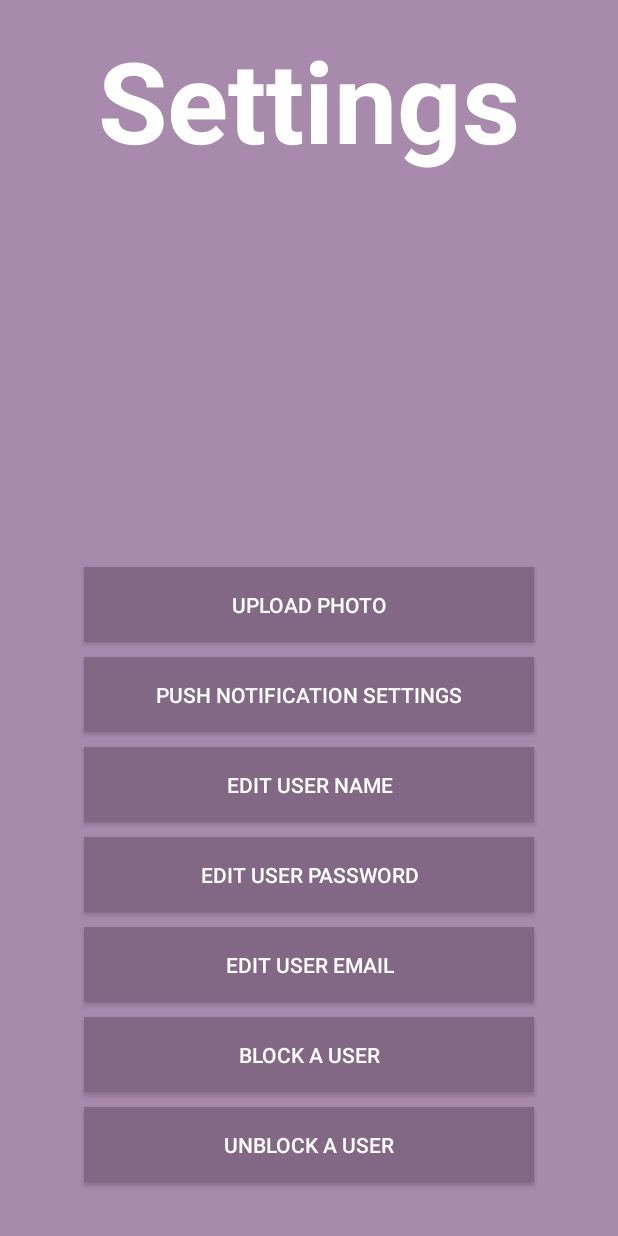
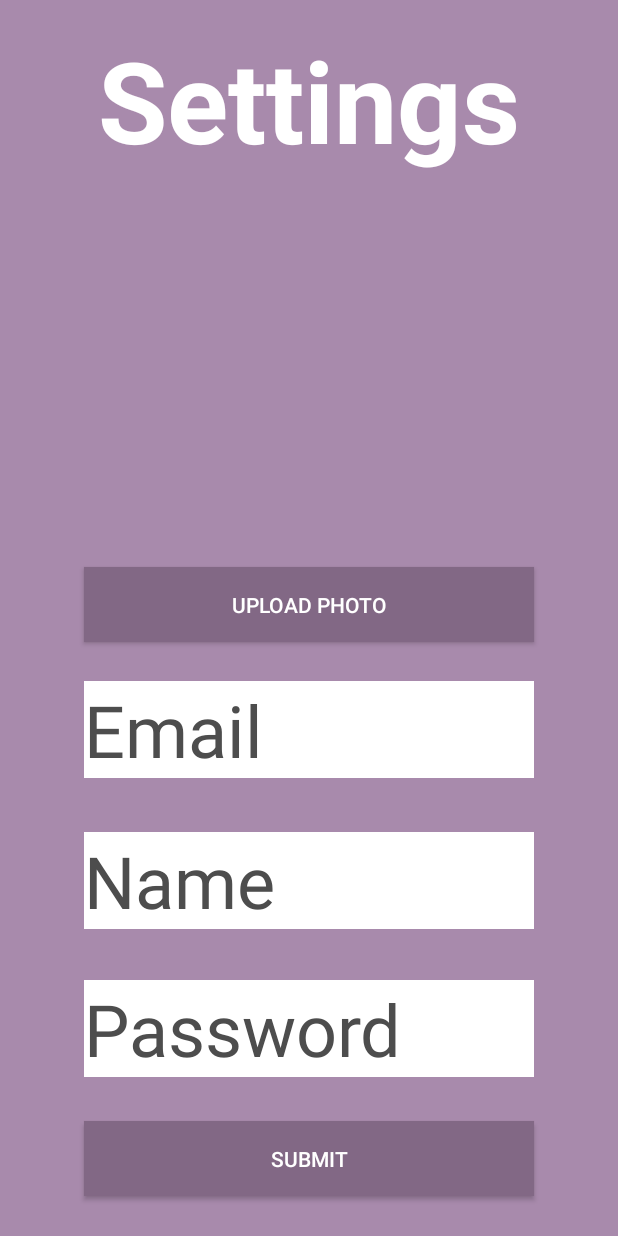
Before and after one commit to TurnipForWhat/Turnip-Android, an Android app: the SettingsMainActivity screen opened directly, with no data from a screen before it, on a phone screen of 412 x 824 dp. Run offline under Robolectric (Android 15) with nearby library versions, the light colour scheme and no system bars; 2 statements that could not run were skipped.

Commit message:
Allow users to change name, email, password

```diff
--- a/app/src/main/java/turnip/turnip/API.java
+++ b/app/src/main/java/turnip/turnip/API.java
@@ -188,6 +188,40 @@ public class API {
         return null;
     }
 
+    public static User getMe() {
+        try {
+            JsonObject result = getJson(API_URL + "/profile");
+            if (result == null) return null;
+            User me = new User(result.get("name").getAsString(), result.get("id").getAsInt(), result.get("profile_picture_id").getAsString(), false);
+            me.email = result.get("email").getAsString();
+
+            return me;
+        } catch (JsonIOException e) {
+            Log.e(TAG, e.toString());
+        }
+        return null;
+    }
+
+    public static boolean sendFriendRequest(int id) {
+        if (authkey.equals("")) return false;
+
+        JsonObject json = new JsonObject();
+
+        try {
+            JsonObject result = postJson(API_URL + "/friend/request/" + id, json);
+            if (result == null) return false;
+
+            if (!result.get("success").getAsBoolean())
+                return false;
+
+            return true;
+        } catch (JsonIOException e) {
+            Log.e(TAG, e.toString());
+        }
+        return false;
+    }
+
+
     public static UserFeed feed() {
         try {
             JsonObject result = getJson(API_URL + "/feed");
@@ -215,25 +249,6 @@ public class API {
             Log.e(TAG, e.toString());
         }
         return null;
-    }
-
-    public static boolean sendFriendRequest(int id) {
-        if (authkey.equals("")) return false;
-
-        JsonObject json = new JsonObject();
-
-        try {
-            JsonObject result = postJson(API_URL + "/friend/request/" + id, json);
-            if (result == null) return false;
-
-            if (!result.get("success").getAsBoolean())
-                return false;
-
-            return true;
-        } catch (JsonIOException e) {
-            Log.e(TAG, e.toString());
-        }
-        return false;
     }
 
     public static boolean acceptFriendRequest(int id) {
@@ -320,6 +335,26 @@ public class API {
         }
 
         return null;
+    }
+
+    public static boolean updateUserSettings(String name, String password, String email) {
+        JsonObject json = new JsonObject();
+        json.addProperty("name", name);
+        json.addProperty("password", password);
+        json.addProperty("email", email);
+
+        try {
+            JsonObject result = postJson(API_URL + "/profile", json);
+            if (result == null) return false;
+
+            if (!result.get("success").getAsBoolean())
+                return false;
+
+            return true;
+        } catch (JsonIOException e) {
+            Log.e(TAG, e.toString());
+        }
+        return false;
     }
 
     private static byte[] getHTTPBytes(String urlString) throws MalformedURLException {
--- a/app/src/main/java/turnip/turnip/SettingsMainActivity.java
+++ b/app/src/main/java/turnip/turnip/SettingsMainActivity.java
@@ -1,7 +1,9 @@
 package turnip.turnip;
 
+import android.app.Activity;
 import android.content.Context;
 import android.content.Intent;
+import android.os.AsyncTask;
 import android.os.Bundle;
 import android.support.design.widget.FloatingActionButton;
 import android.support.design.widget.Snackbar;
@@ -9,6 +11,8 @@ import android.support.v7.app.AppCompatActivity;
 import android.support.v7.widget.Toolbar;
 import android.view.View;
 import android.widget.Button;
+import android.widget.EditText;
+import android.widget.TextView;
 
 public class SettingsMainActivity extends AppCompatActivity {
 
@@ -28,6 +32,38 @@ public class SettingsMainActivity extends AppCompatActivity {
 
         });
 
+        Button saveProfileSettings = (Button)findViewById(R.id.saveBtn);
+        saveProfileSettings.setOnClickListener(new View.OnClickListener() {
+            @Override
+            public void onClick(View v) {
+                final String name = ((EditText) findViewById(R.id.name)).getText().toString();
+                final String email = ((EditText) findViewById(R.id.email)).getText().toString();
+                final String password = ((EditText) findViewById(R.id.password)).getText().toString();
+                new AsyncTask<Void, Void, Void>() {
+                    @Override
+                    protected Void doInBackground(Void... params) {
+                        final Boolean success = API.updateUserSettings(name, password, email);
+                        return null;
+                    }
+                }.execute(null, null, null);
+            }
+        });
+
+        final Activity act = this;
+        new AsyncTask<Void, Void, Void>() {
+            @Override
+            protected Void doInBackground(Void... params) {
+                final User user = API.getMe();
+                act.runOnUiThread(new Runnable() {
+                    @Override
+                    public void run() {
+                        ((EditText)findViewById(R.id.name)).setText(user.name);
+                        ((EditText)findViewById(R.id.email)).setText(user.email);
+                    }
+                });
+                return null;
+            }
+        }.execute(null, null, null);
     }
 
 
--- a/app/src/main/java/turnip/turnip/User.java
+++ b/app/src/main/java/turnip/turnip/User.java
@@ -10,6 +10,7 @@ public class User {
     public int id;
     public String profile_picture_id;
     public Boolean status;
+    public String email;
     private Boolean is_friend;
 
     User(String name, int id, String profile_picture_id, Boolean status) {
--- a/app/src/main/res/layout/content_settings_main.xml
+++ b/app/src/main/res/layout/content_settings_main.xml
@@ -38,66 +38,64 @@
 
     android:layout_alignEnd="@+id/textView7" />
 
-    <Button
-        android:layout_width="300dp"
-        android:layout_height="50dp"
-        android:layout_alignParentBottom="true"
-        android:layout_marginBottom="20dp"
-        android:background="@color/turnipDarkPurple"
-        android:text="Unblock A User"
-        android:id="@+id/button5"
-        android:layout_alignEnd="@+id/textView7" />
+    <EditText
+        android:layout_width="wrap_content"
+        android:layout_height="wrap_content"
+        android:inputType="textEmailAddress"
+        android:ems="10"
+        android:id="@+id/email"
+        android:layout_alignTop="@+id/button4"
+        android:layout_alignStart="@+id/button4"
+        android:layout_marginTop="76dp"
+        android:layout_alignEnd="@+id/button4"
+        android:textColor="#000000"
+        android:background="#ffffff"
+        android:textSize="48dp"
+        android:hint="Email"
+        android:textColorHint="#4d4d4d" />
+
+    <EditText
+        android:layout_width="wrap_content"
+        android:layout_height="wrap_content"
+        android:inputType="textPersonName"
+        android:ems="10"
+        android:id="@+id/name"
+        android:layout_below="@+id/email"
+        android:layout_alignStart="@+id/email"
+        android:layout_marginTop="36dp"
+        android:layout_alignEnd="@+id/email"
+        android:textColor="#000000"
+        android:background="#ffffff"
+        android:textSize="48dp"
+        android:textColorHint="#4d4d4d"
+        android:hint="Name" />
+
+    <EditText
+        android:layout_width="wrap_content"
+        android:layout_height="wrap_content"
+        android:inputType="textPassword"
+        android:ems="10"
+        android:id="@+id/password"
+        android:layout_below="@+id/name"
+        android:layout_alignEnd="@+id/name"
+        android:layout_marginTop="34dp"
+        android:layout_alignStart="@+id/name"
+        android:textColor="#000000"
+        android:textIsSelectable="false"
+        android:textSize="48dp"
+        android:background="#ffffff"
+        android:textColorHint="#4d4d4d"
+        android:hint="Password" />
 
     <Button
         android:layout_width="300dp"
         android:layout_height="50dp"
-        android:layout_alignParentBottom="true"
-        android:layout_marginBottom="80dp"
         android:background="@color/turnipDarkPurple"
-        android:text="Block A User"
-        android:id="@+id/button6"
-        android:layout_alignEnd="@+id/textView7" />
-
-    <Button
-        android:layout_width="300dp"
-        android:layout_height="50dp"
-        android:layout_alignParentBottom="true"
-        android:layout_marginBottom="140dp"
-        android:background="@color/turnipDarkPurple"
-        android:text="Edit User Email"
-        android:id="@+id/button7"
-        android:layout_alignEnd="@+id/textView7" />
-
-    <Button
-        android:layout_width="300dp"
-        android:layout_height="50dp"
-        android:layout_alignParentBottom="true"
-        android:layout_marginBottom="200dp"
-        android:background="@color/turnipDarkPurple"
-        android:text="Edit User Password"
-        android:id="@+id/button8"
-        android:layout_alignEnd="@+id/textView7" />
-
-    <Button
-        android:layout_width="300dp"
-        android:layout_height="50dp"
-        android:layout_alignParentBottom="true"
-        android:layout_marginBottom="260dp"
-        android:background="@color/turnipDarkPurple"
-        android:text="Edit User Name"
-        android:id="@+id/button9"
-        android:layout_alignEnd="@+id/textView7" />
-
-
-    <Button
-        android:layout_width="300dp"
-        android:layout_height="50dp"
-        android:layout_alignParentBottom="true"
-        android:layout_marginBottom="320dp"
-        android:background="@color/turnipDarkPurple"
-        android:text="Push Notification Settings"
-        android:id="@+id/button2"
-        android:layout_alignEnd="@+id/textView7" />
+        android:text="Submit"
+        android:id="@+id/saveBtn"
+        android:layout_below="@+id/password"
+        android:layout_alignStart="@+id/password"
+        android:layout_marginTop="29dp" />
 
 
 </RelativeLayout>
```
